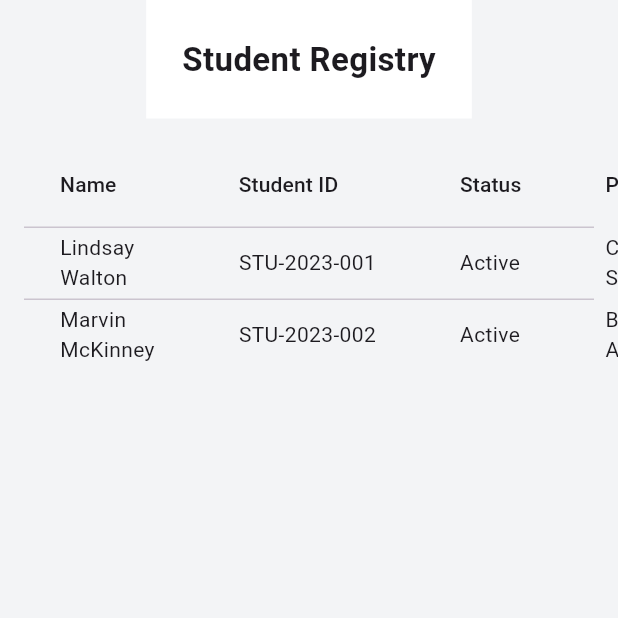
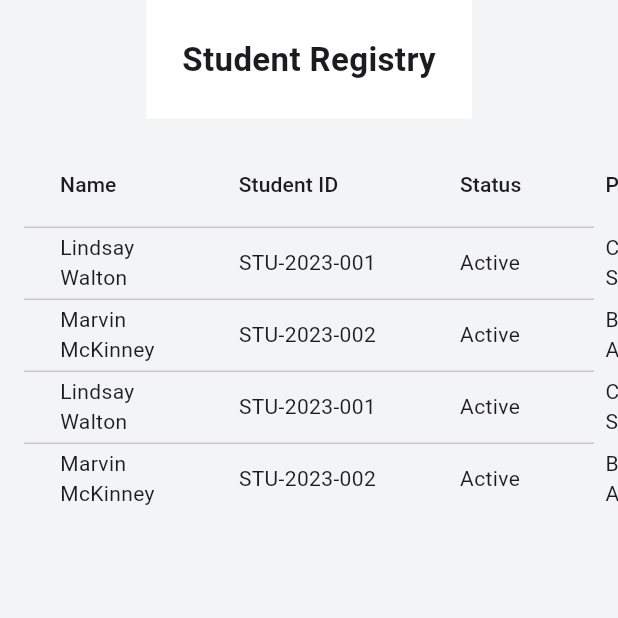
Before and after one commit to JohnGastone/Mwanafunzi-Portal, a Flutter app: the screen it shows after launch, on a phone screen of 412 x 824 dp, the top half of it. Run offline on Flutter 3.47's test engine with Material 3 defaults, Android fonts, the phone set to English and light mode, and no system bars; our stand-ins replace google_fonts, image_picker.

Commit message:
Update student data in StudentRegistryScreen: add new students with details and updated photo URLs

```diff
--- a/lib/Registration/registeredStudents.dart
+++ b/lib/Registration/registeredStudents.dart
@@ -53,7 +53,29 @@ class _StudentRegistryScreenState extends State<StudentRegistryScreen> {
       name: 'Lindsay Walton',
       id: 'STU-2023-001',
       photoUrl:
-          'https://images.unsplash.com/photo-1517841905240-472988babdf9?auto=format&fit=facearea&facepad=2&w=256&h=256&q=80',
+          'https://plus.unsplash.com/premium_photo-1682089892133-556bde898f2c?ixlib=rb-4.1.0&ixid=M3wxMjA3fDB8MHxzZWFyY2h8NXx8c3R1ZGVudCUyMHByb2ZpbGUlMjBwaG90b3xlbnwwfHwwfHx8MA%3D%3D&auto=format&fit=crop&q=60&w=600',
+      status: 'Active',
+      program: 'Computer Science',
+      yearLevel: '3rd Year',
+      gpa: '3.8',
+      enrolledDate: '09/08/2021',
+    ),
+    Student(
+      name: 'Marvin McKinney',
+      id: 'STU-2023-002',
+      photoUrl:
+          'https://t4.ftcdn.net/jpg/02/14/74/61/360_F_214746128_31JkeaP6rU0NzzzdFC4khGkmqc8noe6h.jpg',
+      status: 'Active',
+      program: 'Business Administration',
+      yearLevel: '2nd Year',
+      gpa: '3.5',
+      enrolledDate: '03/13/2022',
+    ),
+    Student(
+      name: 'Lindsay Walton',
+      id: 'STU-2023-001',
+      photoUrl:
+          'https://plus.unsplash.com/premium_photo-1682089892133-556bde898f2c?ixlib=rb-4.1.0&ixid=M3wxMjA3fDB8MHxzZWFyY2h8NXx8c3R1ZGVudCUyMHByb2ZpbGUlMjBwaG90b3xlbnwwfHwwfHx8MA%3D%3D&auto=format&fit=crop&q=60&w=600',
       status: 'Active',
       program: 'Computer Science',
       yearLevel: '3rd Year',
```
